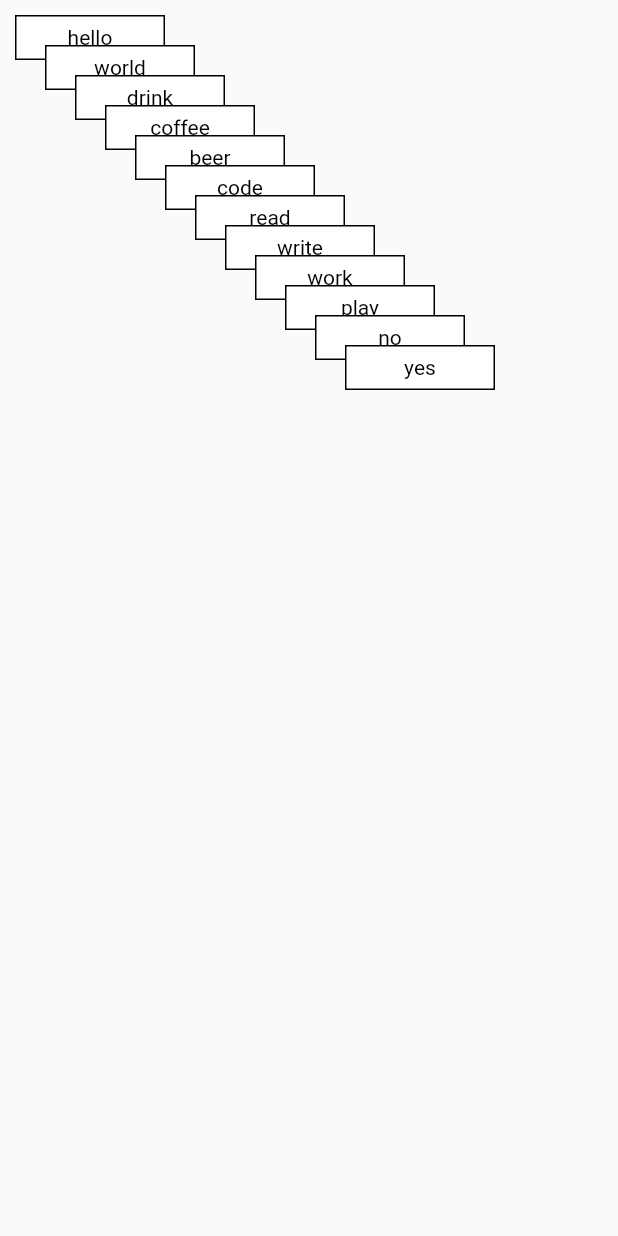
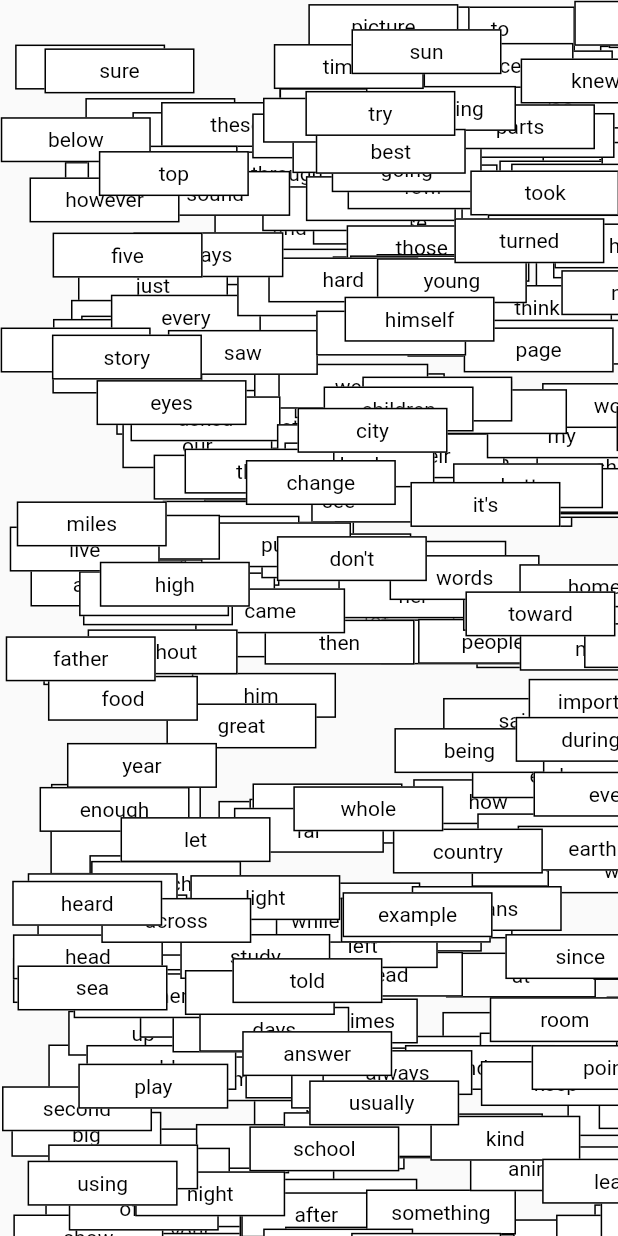
Before and after one commit to gregwoodio/fridge_poetry, a Flutter app: the screen it shows after launch, on a phone screen of 412 x 824 dp. Run offline on Flutter 3.47's test engine with Material 2 defaults, Android fonts, the phone set to English and light mode, and no system bars.

Commit message:
More words in random places, build for web, and fix 'in-flight' magnets losing Material parent

```diff
--- a/lib/main.dart
+++ b/lib/main.dart
@@ -1,4 +1,7 @@
+import 'dart:math';
+
 import 'package:flutter/material.dart';
+import 'package:fridge_poetry/wordlist.dart';
 
 import 'widgets/magnet.dart';
 
@@ -9,21 +12,6 @@ class MagnetInfo {
 
   MagnetInfo(this.x, this.y, this.word);
 }
-
-List<MagnetInfo> _magnets = [
-  MagnetInfo(10, 10, "hello"),
-  MagnetInfo(30, 30, "world"),
-  MagnetInfo(50, 50, "drink"),
-  MagnetInfo(70, 70, "coffee"),
-  MagnetInfo(90, 90, "beer"),
-  MagnetInfo(110, 110, "code"),
-  MagnetInfo(130, 130, "read"),
-  MagnetInfo(150, 150, "write"),
-  MagnetInfo(170, 170, "work"),
-  MagnetInfo(190, 190, "play"),
-  MagnetInfo(210, 210, "no"),
-  MagnetInfo(230, 230, "yes"),
-];
 
 void main() {
   runApp(const MyApp());
@@ -39,21 +27,32 @@ class MyApp extends StatelessWidget {
       theme: ThemeData(
         primarySwatch: Colors.purple,
       ),
-      home: const Fridge(),
+      home: Container(child: const Fridge()),
     );
   }
 }
 
-class Fridge extends StatelessWidget {
+class Fridge extends StatefulWidget {
   const Fridge({Key? key}) : super(key: key);
 
   @override
+  State<Fridge> createState() => _FridgeState();
+}
+
+class _FridgeState extends State<Fridge> {
+  late List<MagnetInfo> magnets = [];
+
+  @override
   Widget build(BuildContext context) {
+    if (magnets.isEmpty) {
+      _initMagnets(context);
+    }
+
     return Scaffold(
       body: DragTarget(
         builder: (context, candidateItems, rejectedItems) {
           return Stack(
-            children: _magnets.map((MagnetInfo magnet) {
+            children: magnets.map((MagnetInfo magnet) {
               return Positioned(
                 child: Magnet(magnet.word),
                 left: magnet.x,
@@ -64,11 +63,30 @@ class Fridge extends StatelessWidget {
         },
         onMove: (onMove) {
           var magnet =
-              _magnets.firstWhere((magnet) => magnet.word == onMove.data);
-            magnet.x = onMove.offset.dx;
-            magnet.y = onMove.offset.dy;
+              magnets.firstWhere((magnet) => magnet.word == onMove.data);
+          magnet.x = onMove.offset.dx;
+          magnet.y = onMove.offset.dy;
         },
       ),
     );
   }
+
+  void _initMagnets(BuildContext context) {
+    WidgetsBinding.instance.addPostFrameCallback((_) {
+      final rnd = Random();
+      final size = context.size ?? const Size(800, 600);
+
+      setState(() {
+        magnets = words
+            .map(
+              (word) => MagnetInfo(
+                rnd.nextDouble() * size.width,
+                rnd.nextDouble() * size.height,
+                word,
+              ),
+            )
+            .toList();
+      });
+    });
+  }
 }
--- a/lib/widgets/magnet.dart
+++ b/lib/widgets/magnet.dart
@@ -16,7 +16,8 @@ class Magnet extends StatelessWidget {
   }
 
   Widget _createMagnet() {
-    return Container(
+    return Material(
+      child: Container(
         width: 100,
         height: 30,
         child: Center(
@@ -32,6 +33,7 @@ class Magnet extends StatelessWidget {
           border: Border.all(color: Colors.black),
           color: Colors.white,
         ),
+      ),
     );
   }
 }
--- /dev/null
+++ b/lib/wordlist.dart
@@ -0,0 +1,300 @@
+const List<String> words = [
+  'the',
+  'of',
+  'and',
+  'a',
+  'to',
+  'in',
+  'is',
+  'you',
+  'that',
+  'it',
+  'he',
+  'for',
+  'was',
+  'on',
+  'are',
+  'as',
+  'with',
+  'his',
+  'they',
+  'at',
+  'be',
+  'this',
+  'from',
+  '1',
+  'have',
+  'or',
+  'by',
+  'one',
+  'had',
+  'not',
+  'but',
+  'what',
+  'all',
+  'were',
+  'when',
+  'we',
+  'there',
+  'can',
+  'an',
+  'your',
+  'which',
+  'their',
+  'said',
+  'if',
+  'do',
+  'up',
+  'out',
+  'them',
+  'then',
+  'she',
+  'her',
+  'two',
+  'like',
+  'him',
+  'see',
+  'people',
+  'my',
+  'will',
+  'each',
+  'about',
+  'how',
+  'many',
+  'some',
+  'So',
+  'these',
+  'would',
+  'other',
+  'into',
+  'has',
+  'more',
+  'time',
+  'could',
+  'no',
+  'make',
+  'than',
+  'first',
+  'been',
+  'its',
+  'who',
+  'now',
+  'made',
+  'over',
+  'did',
+  'down',
+  'only',
+  'way',
+  'find',
+  'use',
+  'may',
+  'water',
+  'long',
+  'little',
+  'very',
+  'after',
+  'words',
+  'called',
+  'just',
+  'where',
+  'most',
+  'know',
+  'get',
+  'through',
+  'back',
+  'much',
+  'go',
+  'before',
+  'good',
+  'new',
+  'write',
+  'our',
+  'used',
+  'me',
+  'man',
+  'too',
+  'any',
+  'day',
+  'same',
+  'right',
+  'look',
+  'think',
+  'also',
+  'around',
+  'another',
+  'came',
+  'come',
+  'work',
+  'three',
+  'word',
+  'must',
+  'because',
+  'does',
+  'part',
+  'even',
+  'place',
+  'well',
+  'such',
+  'here',
+  'take',
+  'why',
+  'things',
+  'help',
+  'away',
+  'again',
+  'off',
+  'went',
+  'old',
+  'number',
+  'great',
+  'tell',
+  'men',
+  'say',
+  'still',
+  'put',
+  'years',
+  'different',
+  'small',
+  'every',
+  'found',
+  'line',
+  'set',
+  'own',
+  'under',
+  'us',
+  'below',
+  'saw',
+  'both',
+  'between',
+  'name',
+  'should',
+  'Mr.',
+  'home',
+  'big',
+  'give',
+  'air',
+  'end',
+  'read',
+  'last',
+  'never',
+  'left',
+  'along',
+  'while',
+  'might',
+  'next',
+  'sound',
+  'something',
+  'thought',
+  'few.',
+  'those',
+  'always',
+  'looked',
+  'show',
+  'large',
+  'often',
+  'together',
+  'asked',
+  'house',
+  'don\'t',
+  'world',
+  'going',
+  'want',
+  'school',
+  'important',
+  'until',
+  'form',
+  'food',
+  'keep',
+  'children',
+  'feet',
+  'land',
+  'side',
+  'without',
+  'boy',
+  'once',
+  'animals',
+  'life',
+  'enough',
+  'took',
+  'earth',
+  'sometimes',
+  'four',
+  'head',
+  'above',
+  'kind',
+  'began',
+  'almost',
+  'live',
+  'page',
+  'got',
+  'need',
+  'far',
+  'let',
+  'hand',
+  'high',
+  'year',
+  'mother',
+  'light',
+  'parts',
+  'country',
+  'father',
+  'night',
+  'following',
+  'picture',
+  'being',
+  'study',
+  'second',
+  'eyes',
+  'soon',
+  'times',
+  'story',
+  'boys',
+  'since',
+  'white',
+  'days',
+  'ever',
+  'sure',
+  'paper',
+  'hard',
+  'near',
+  'sentence',
+  'better',
+  'best',
+  'across',
+  'during',
+  'today',
+  'others',
+  'sure',
+  'however',
+  'means',
+  'knew',
+  'it\'s',
+  'try',
+  'told',
+  'young',
+  'miles',
+  'sun',
+  'ways',
+  'thing',
+  'whole',
+  'hear',
+  'example',
+  'heard',
+  'several',
+  'change',
+  'answer',
+  'room',
+  'sea',
+  'against',
+  'top',
+  'turned',
+  'learn',
+  'point',
+  'city',
+  'play',
+  'toward',
+  'five',
+  'using',
+  'himself',
+  'usually ',
+];
```
Also changed, not shown: pubspec.lock, 9 other files. Lines whose indentation alone changed are shown as unchanged.
